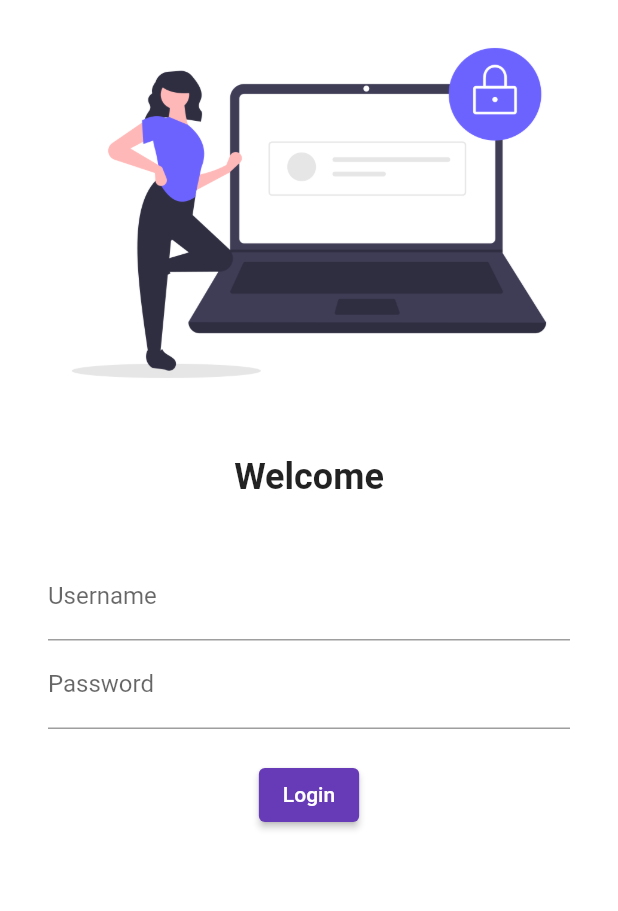
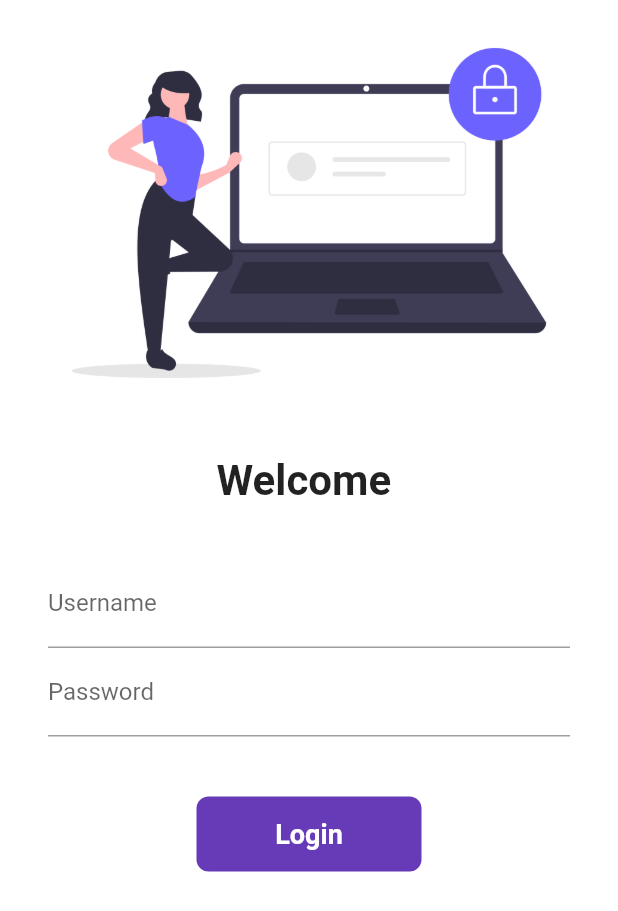
Before and after one commit to andiariyandi/flutter_catalog, a Flutter app: the screen it shows after launch, on a phone screen of 412 x 824 dp. Shown: the top 911 px of the screen. Run offline on Flutter 3.47's test engine with Material 2 defaults, Android fonts, the phone set to English and light mode, and no system bars; our stand-ins replace google_fonts.

Commit message:
login page

```diff
--- a/lib/main.dart
+++ b/lib/main.dart
@@ -1,6 +1,7 @@
 import 'package:flutter/material.dart';
 import 'package:flutter_catalog/pages/home_page.dart';
 import 'package:flutter_catalog/pages/login_page.dart';
+import 'package:flutter_catalog/utils/routes.dart';
 import 'package:google_fonts/google_fonts.dart';
 import 'pages/home_page.dart';
 
@@ -25,8 +26,8 @@ class MyApp extends StatelessWidget {
       initialRoute: "/",
       routes: {
         "/": (context) => LoginPage(),
-        "/home": (context) => HomePage(),
-        "/login": (context) => LoginPage()
+        MyRoutes.homeRoute: (context) => HomePage(),
+        MyRoutes.loginRoute: (context) => LoginPage()
       },
     );
   }
--- a/lib/pages/login_page.dart
+++ b/lib/pages/login_page.dart
@@ -1,10 +1,20 @@
 import 'package:flutter/material.dart';
+import 'package:flutter_catalog/utils/routes.dart';
 
-class LoginPage extends StatelessWidget {
+class LoginPage extends StatefulWidget {
+  @override
+  State<LoginPage> createState() => _LoginPageState();
+}
+
+class _LoginPageState extends State<LoginPage> {
+  String name = "";
+  bool changeButton = false;
+
   @override
   Widget build(BuildContext context) {
     return Material(
         color: Colors.white,
+        child: SingleChildScrollView(
           child: Column(
             children: [
               Image.asset(
@@ -15,15 +25,15 @@ class LoginPage extends StatelessWidget {
                 height: 20.0,
               ),
               Text(
-              "Welcome",
-              style: TextStyle(fontSize: 24, fontWeight: FontWeight.bold),
+                "Welcome $name",
+                style: TextStyle(fontSize: 28, fontWeight: FontWeight.bold),
               ),
               SizedBox(
                 height: 20.0,
               ),
               Padding(
-              padding:
-                  const EdgeInsets.symmetric(vertical: 16.0, horizontal: 32.0),
+                padding: const EdgeInsets.symmetric(
+                    vertical: 16.0, horizontal: 32.0),
                 child: Column(
                   children: [
                     TextFormField(
@@ -31,6 +41,10 @@ class LoginPage extends StatelessWidget {
                         hintText: "Enter Username",
                         labelText: "Username",
                       ),
+                      onChanged: (value) {
+                        name = value;
+                        setState(() {});
+                      },
                     ),
                     TextFormField(
                       obscureText: true,
@@ -40,19 +54,53 @@ class LoginPage extends StatelessWidget {
                       ),
                     ),
                     SizedBox(
-                    height: 20.0,
+                      height: 40.0,
                     ),
-                  ElevatedButton(
-                    child: Text("Login"),
-                    style: TextButton.styleFrom(),
-                    onPressed: () {
-                      print("hi");
+                    InkWell(
+                      onTap: () async {
+                        setState(() {
+                          changeButton = true;
+                        });
+
+                        await Future.delayed(Duration(seconds: 1));
+                        Navigator.pushNamed(context, MyRoutes.homeRoute);
                       },
+                      child: AnimatedContainer(
+                        duration: Duration(seconds: 1),
+                        width: changeButton ? 50 : 150,
+                        height: 50,
+                        alignment: Alignment.center,
+                        child: changeButton
+                            ? Icon(
+                                Icons.done,
+                                color: Colors.white,
                               )
+                            : Text(
+                                "Login",
+                                style: TextStyle(
+                                    color: Colors.white,
+                                    fontWeight: FontWeight.bold,
+                                    fontSize: 18),
+                              ),
+                        decoration: BoxDecoration(
+                            color: Colors.deepPurple,
+                            borderRadius:
+                                BorderRadius.circular(changeButton ? 50 : 8)),
+                      ),
+                    ),
+
+                    // ElevatedButton(
+                    //   child: Text("Login"),
+                    //   style: TextButton.styleFrom(minimumSize: Size(150, 40)),
+                    //   onPressed: () {
+                    //     Navigator.pushNamed(context, MyRoutes.homeRoute);
+                    //   },
+                    // )
                   ],
                 ),
               )
             ],
+          ),
         ));
   }
 }
--- /dev/null
+++ b/lib/utils/routes.dart
@@ -0,0 +1,4 @@
+class MyRoutes {
+  static String loginRoute = "/login";
+  static String homeRoute = "/home";
+}
```
Lines whose indentation alone changed are shown as unchanged.
